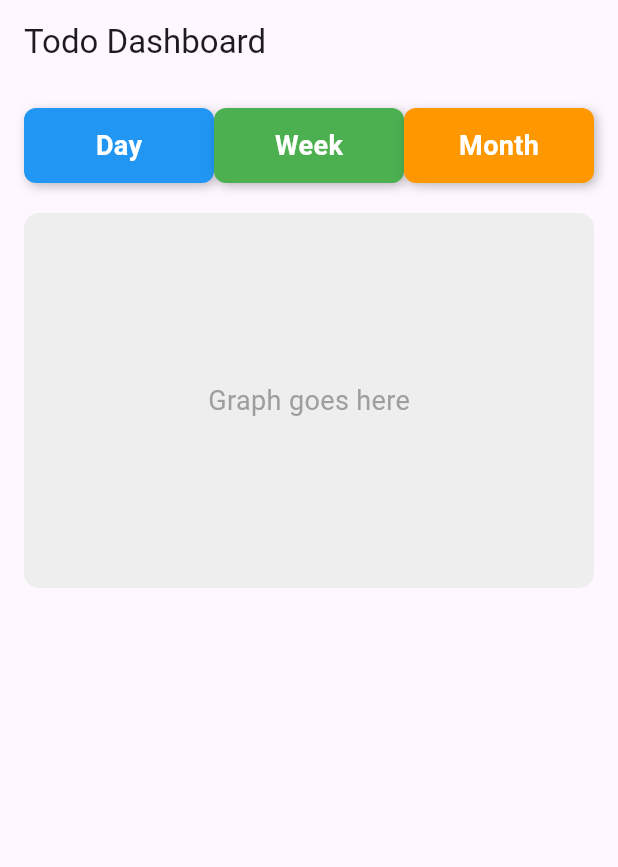
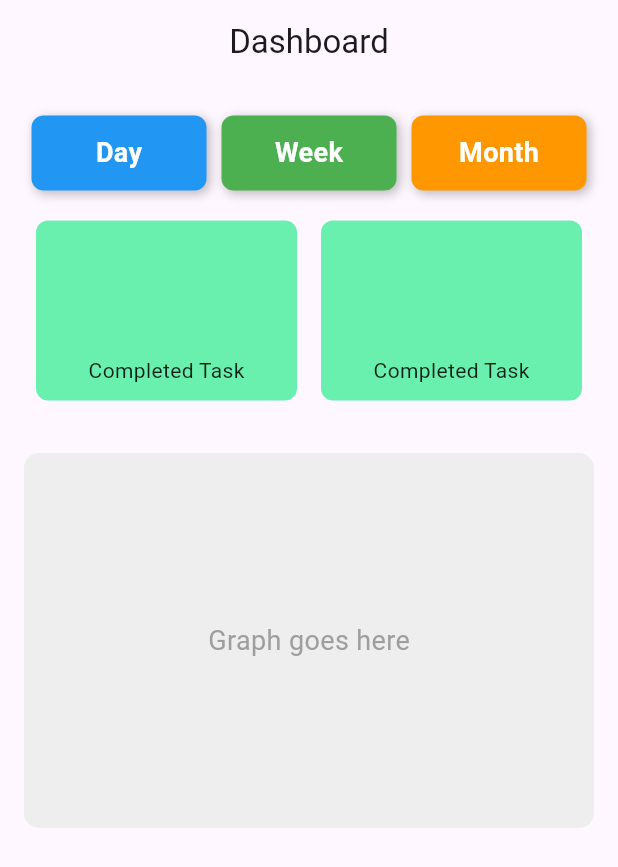
Before and after one commit to byteArrow18/App_Dev_001, a Flutter app: the screen it shows after launch, on a phone screen of 412 x 824 dp. Shown: the top 867 px of the screen. Run offline on Flutter 3.47's test engine with Material 3 defaults, Android fonts, the phone set to English and light mode, and no system bars.

Commit message:
4% completed

```diff
--- a/lib/main.dart
+++ b/lib/main.dart
@@ -29,7 +29,7 @@ class MyApp extends StatelessWidget {
   @override
   Widget build(BuildContext context) {
     return MaterialApp(
-      title: 'Todo Ap',
+      title: 'Multi Manager',
       theme: ThemeData(
         primarySwatch: Colors.blue,
         visualDensity: VisualDensity.adaptivePlatformDensity,
@@ -44,7 +44,8 @@ class HomePage extends StatelessWidget {
   Widget build(BuildContext context) {
     return Scaffold(
       appBar: AppBar(
-        title: Text("Todo Dashboard"),
+        title: Text("Dashboard"),
+        centerTitle: true,
       ),
       body: Padding(
         padding: const EdgeInsets.all(16.0),
@@ -58,6 +59,13 @@ class HomePage extends StatelessWidget {
                 _buildTimeBlock("Day", Colors.blue),
                 _buildTimeBlock("Week", Colors.green),
                 _buildTimeBlock("Month", Colors.orange),
+              ],
+            ),
+            Row(
+              mainAxisAlignment: MainAxisAlignment.spaceAround,
+              children: [
+                _countTaskBlock("Completed Task", Colors.greenAccent),
+                _countTaskBlock("Completed Task", Colors.greenAccent),
               ],
             ),
             SizedBox(height: 20),
@@ -91,6 +99,7 @@ class HomePage extends StatelessWidget {
           print('$label clicked');
         },
         child: Container(
+          margin: EdgeInsets.all(5),
           height: 50,
           decoration: BoxDecoration(
             color: color,
@@ -117,4 +126,27 @@ class HomePage extends StatelessWidget {
       ),
     );
   }
+
+  Widget _countTaskBlock(String label, Color color) {
+    return Expanded(
+      child: Container(
+        margin: EdgeInsets.fromLTRB(8, 15, 8, 15),
+        height: 120,
+        decoration: BoxDecoration(
+          color: color,
+          borderRadius: BorderRadius.circular(8),
+        ),
+        child: Align(
+          alignment: Alignment(0, 0.8),
+          child: Text(
+            label,
+            style: TextStyle(
+              color: Colors.black87,
+              fontSize: 14,
+            ),
+          ),
+        ),
+      ),
+      );
+  }
 }
```
